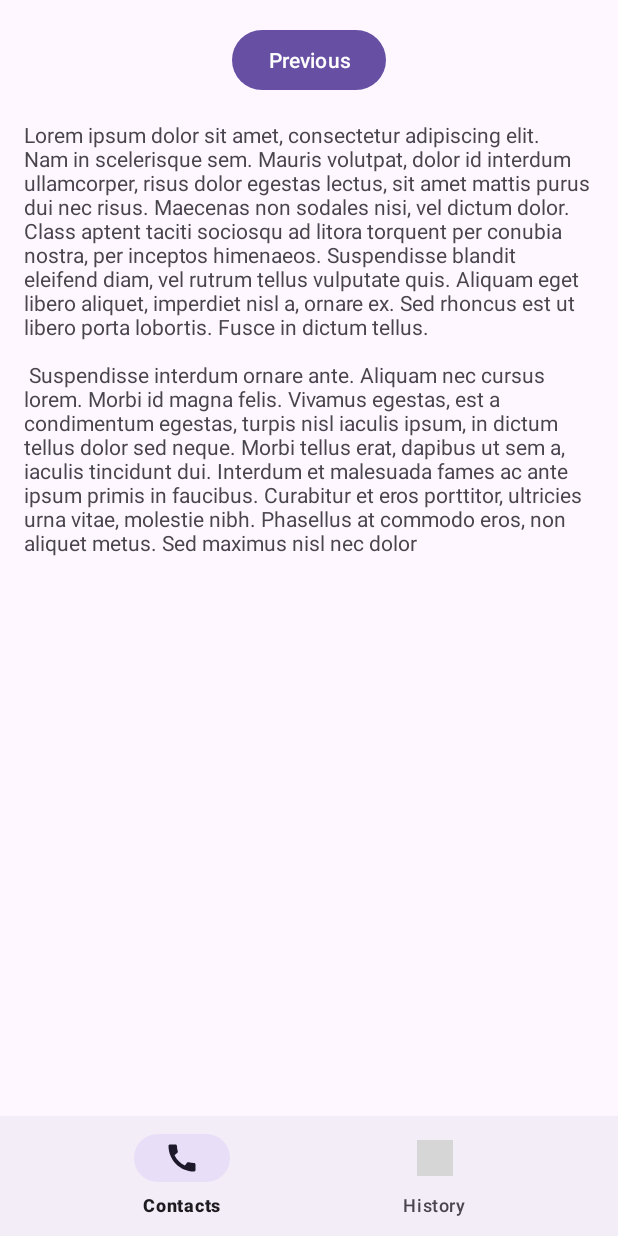
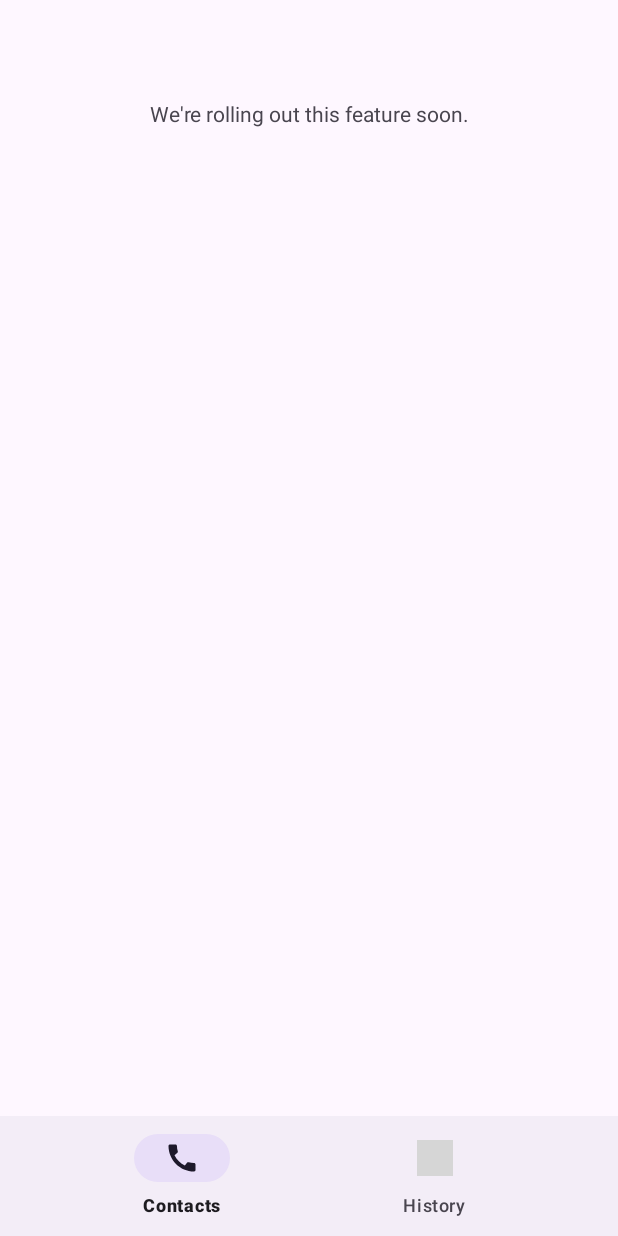
Before and after one commit to christinemalazarte/chitchat, an Android app: the fragment HistoryListFragment placed in its activity, on a phone screen of 412 x 824 dp. Run offline under Robolectric (Android 15) with nearby library versions, the phone set to English and light mode, and no system bars; our stand-ins replace Firebase (no records; nobody signed in at launch, a user with empty details on screens opened directly); libraries missing offline, so code that uses them is left out: org.webrtc; grey boxes are pictures that could not be loaded.

Commit message:
UI enhancements

```diff
--- a/app/src/main/java/com/app/quickcall/view/HistoryListFragment.java
+++ b/app/src/main/java/com/app/quickcall/view/HistoryListFragment.java
@@ -7,9 +7,7 @@ import android.view.ViewGroup;
 
 import androidx.annotation.NonNull;
 import androidx.fragment.app.Fragment;
-import androidx.navigation.fragment.NavHostFragment;
 
-import com.app.quickcall.R;
 import com.app.quickcall.databinding.FragmentHistoryListBinding;
 
 public class HistoryListFragment extends Fragment {
@@ -30,10 +28,6 @@ public class HistoryListFragment extends Fragment {
     public void onViewCreated(@NonNull View view, Bundle savedInstanceState) {
         super.onViewCreated(view, savedInstanceState);
 
-        binding.buttonSecond.setOnClickListener(v ->
-                NavHostFragment.findNavController(HistoryListFragment.this)
-                        .navigate(R.id.action_SecondFragment_to_FirstFragment)
-        );
     }
 
     @Override
--- a/app/src/main/java/com/app/quickcall/view/SplashActivity.java
+++ b/app/src/main/java/com/app/quickcall/view/SplashActivity.java
@@ -1,5 +1,6 @@
 package com.app.quickcall.view;
 
+import android.annotation.SuppressLint;
 import android.content.Intent;
 import android.os.Bundle;
 import android.os.Handler;
@@ -9,6 +10,7 @@ import androidx.appcompat.app.AppCompatActivity;
 
 import com.app.quickcall.R;
 
+@SuppressLint("CustomSplashScreen")
 public class SplashActivity extends AppCompatActivity {
 
     @Override
@@ -19,7 +21,7 @@ public class SplashActivity extends AppCompatActivity {
         new Handler().postDelayed(() -> {
             Intent intent = new Intent(SplashActivity.this, LoginActivity.class);
             startActivity(intent);
-            finish(); // Close the splash activity
+            finish();
         }, 3000);
     }
 }
--- a/app/src/main/res/layout/activity_login.xml
+++ b/app/src/main/res/layout/activity_login.xml
@@ -98,6 +98,7 @@
         android:id="@+id/btnSignUp"
         android:layout_width="wrap_content"
         android:layout_height="wrap_content"
+        android:layout_marginStart="-10dp"
         android:backgroundTint="@android:color/transparent"
         android:gravity="bottom"
         android:text="@string/signup"
--- a/app/src/main/res/layout/fragment_history_list.xml
+++ b/app/src/main/res/layout/fragment_history_list.xml
@@ -11,25 +11,15 @@
         android:layout_height="match_parent"
         android:padding="16dp">
 
-        <Button
-            android:id="@+id/button_second"
-            android:layout_width="wrap_content"
-            android:layout_height="wrap_content"
-            android:text="@string/previous"
-            app:layout_constraintBottom_toTopOf="@id/textview_second"
-            app:layout_constraintEnd_toEndOf="parent"
-            app:layout_constraintStart_toStartOf="parent"
-            app:layout_constraintTop_toTopOf="parent" />
-
         <TextView
             android:id="@+id/textview_second"
             android:layout_width="wrap_content"
             android:layout_height="wrap_content"
-            android:layout_marginTop="16dp"
-            android:text="@string/lorem_ipsum"
+            android:layout_marginTop="50dp"
+            android:text="@string/feature_soon"
             app:layout_constraintBottom_toBottomOf="parent"
             app:layout_constraintEnd_toEndOf="parent"
             app:layout_constraintStart_toStartOf="parent"
-            app:layout_constraintTop_toBottomOf="@id/button_second" />
+            app:layout_constraintTop_toTopOf="parent" />
     </androidx.constraintlayout.widget.ConstraintLayout>
 </androidx.core.widget.NestedScrollView>
--- a/app/src/main/res/values/strings.xml
+++ b/app/src/main/res/values/strings.xml
@@ -10,11 +10,16 @@
     <string name="username">Username </string>
     <string name="password">Password</string>
     <string name="email">Email</string>
+    <string name="username_required">Username*</string>
+    <string name="password_required">Password*</string>
+    <string name="email_required">Email*</string>
     <string name="login">Login</string>
     <string name="signup">SignUp</string>
     <string name="dont_have_account">Don\'t have an account?</string>
     <string name="create_account">Create Account</string>
     <string name="contact_name">Contact Name</string>
+    <string name="feature_soon">We\'re rolling out this feature soon.</string>
+    <string name="already_have_an_account">Already have an account?</string>
 
     <string name="lorem_ipsum">
         Lorem ipsum dolor sit amet, consectetur adipiscing elit. Nam in scelerisque sem. Mauris
```
Also changed, not shown: app/src/main/java/com/app/quickcall/view/LoginActivity.java (+7 -0 lines), app/src/main/java/com/app/quickcall/view/SignUpActivity.java (+18 -0 lines), app/src/main/res/layout/activity_sign_up.xml (+6 -5 lines).
